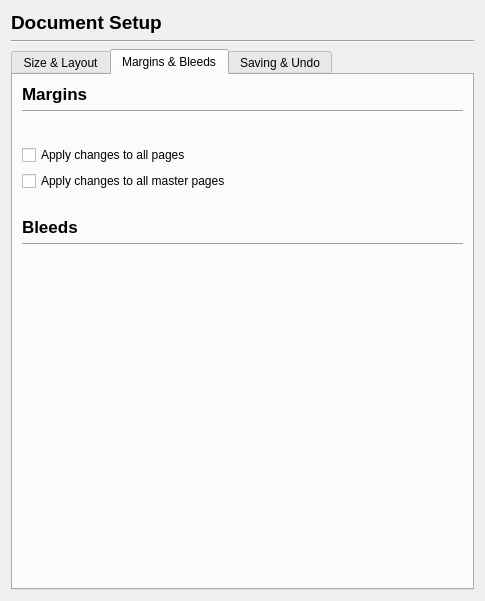
Above: scribus/ui/prefs_documentsetupbase.ui from scribusproject/scribus before the change. Below: the same form after it.
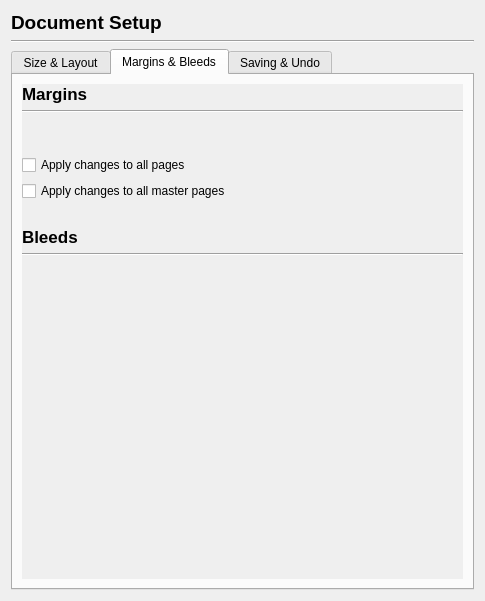
That is the form after the change. The open tabs and pages were chosen to show the change. Custom widgets are drawn as their Qt base class.

Commit message: #3233: Add in link/unlink text frames to menu

```diff
--- a/scribus/ui/prefs_documentsetupbase.ui
+++ b/scribus/ui/prefs_documentsetupbase.ui
@@ -284,6 +284,33 @@
       </attribute>
       <layout class="QVBoxLayout" name="verticalLayout_3">
        <item>
+        <widget class="QScrollArea" name="scrollArea">
+         <property name="frameShape">
+          <enum>QFrame::NoFrame</enum>
+         </property>
+         <property name="frameShadow">
+          <enum>QFrame::Plain</enum>
+         </property>
+         <property name="lineWidth">
+          <number>0</number>
+         </property>
+         <property name="widgetResizable">
+          <bool>true</bool>
+         </property>
+         <widget class="QWidget" name="scrollAreaWidgetContents">
+          <property name="geometry">
+           <rect>
+            <x>0</x>
+            <y>0</y>
+            <width>415</width>
+            <height>476</height>
+           </rect>
+          </property>
+          <layout class="QVBoxLayout" name="verticalLayout_5">
+           <property name="margin">
+            <number>0</number>
+           </property>
+           <item>
         <widget class="QLabel" name="label_8">
          <property name="font">
           <font>
@@ -306,6 +333,9 @@
        </item>
        <item>
         <layout class="QHBoxLayout" name="horizontalLayout_6">
+             <property name="margin">
+              <number>5</number>
+             </property>
          <item>
           <widget class="NewMarginWidget" name="marginsWidget" native="true"/>
          </item>
@@ -377,6 +407,9 @@
        </item>
        <item>
         <layout class="QHBoxLayout" name="horizontalLayout_7">
+             <property name="margin">
+              <number>5</number>
+             </property>
          <item>
           <widget class="NewMarginWidget" name="bleedsWidget" native="true"/>
          </item>
@@ -407,6 +440,10 @@
           </size>
          </property>
         </spacer>
+           </item>
+          </layout>
+         </widget>
+        </widget>
        </item>
       </layout>
      </widget>
```
Left out of the diff: 2 changed lines with no effect on the pictures. Lines whose indentation alone changed are shown as unchanged. The commit also changes 4 other files.
